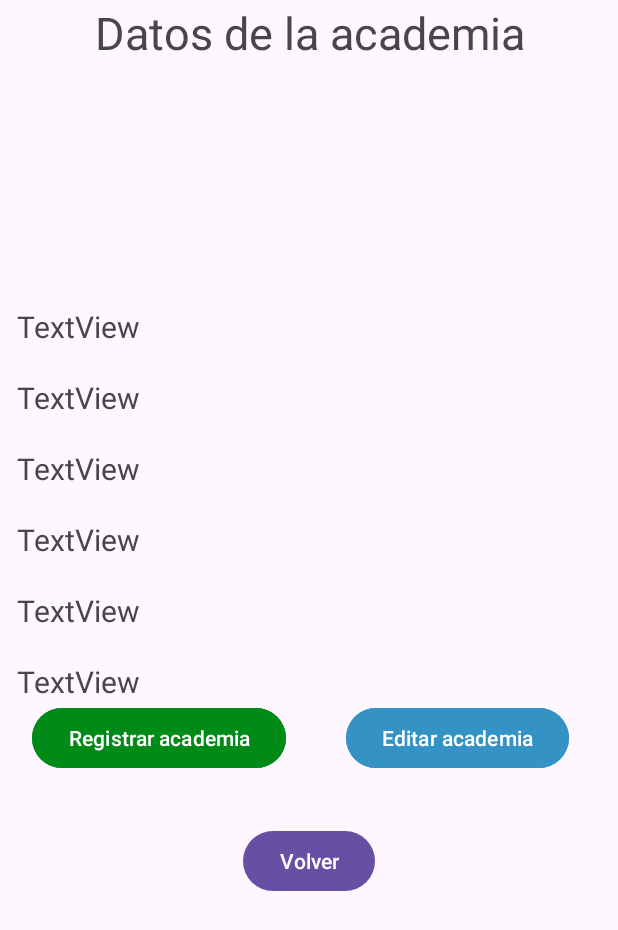
After one commit to claralcala/iAcademy1, an Android app: the AcademyDetailsActivity screen opened directly, with no data from a screen before it, on a phone screen of 412 x 824 dp. The commit adds this screen. Shown: the top 930 px of the screen. Run offline under Robolectric (Android 15) with nearby library versions, the phone set to English and light mode, and no system bars.

Commit message:
cambios: nuevas actividades y xml

```diff
--- /dev/null
+++ b/app/src/main/java/es/iescarrillo/iacademy1/activities/AcademyDetailsActivity.java
@@ -0,0 +1,16 @@
+package es.iescarrillo.iacademy1.activities;
+
+import androidx.appcompat.app.AppCompatActivity;
+
+import android.os.Bundle;
+
+import es.iescarrillo.iacademy1.R;
+
+public class AcademyDetailsActivity extends AppCompatActivity {
+
+    @Override
+    protected void onCreate(Bundle savedInstanceState) {
+        super.onCreate(savedInstanceState);
+        setContentView(R.layout.activity_academy_details);
+    }
+}
--- a/app/src/main/java/es/iescarrillo/iacademy1/daos/ManagerDAO.java
+++ b/app/src/main/java/es/iescarrillo/iacademy1/daos/ManagerDAO.java
@@ -9,6 +9,7 @@ import java.util.List;
 import java.util.Map;
 
 import es.iescarrillo.iacademy1.models.Academy;
+import es.iescarrillo.iacademy1.models.Course;
 import es.iescarrillo.iacademy1.models.Manager;
 
 
@@ -29,4 +30,9 @@ public interface ManagerDAO {
 
     @Query("SELECT * FROM manager m JOIN academy a on m.id=a.manager_id")
     Map<Manager,Academy> getManagerWithAcademyMap();
+
+    @Query("SELECT * FROM manager m JOIN academy a on m.id=a.manager_id JOIN course c on a.id=c.academy_id")
+    Map<Manager, List<Course>> getManagerWithCoursesMap();
+
+
 }
--- a/app/src/main/java/es/iescarrillo/iacademy1/services/ManagerService.java
+++ b/app/src/main/java/es/iescarrillo/iacademy1/services/ManagerService.java
@@ -8,6 +8,7 @@ import java.util.Map;
 import es.iescarrillo.iacademy1.daos.ManagerDAO;
 import es.iescarrillo.iacademy1.database.DatabaseHelper;
 import es.iescarrillo.iacademy1.models.Academy;
+import es.iescarrillo.iacademy1.models.Course;
 import es.iescarrillo.iacademy1.models.Manager;
 
 
@@ -43,4 +44,9 @@ public class ManagerService implements ManagerDAO {
     public Map<Manager, Academy> getManagerWithAcademyMap() {
         return managerDAO.getManagerWithAcademyMap();
     }
+
+    @Override
+    public Map<Manager, List<Course>> getManagerWithCoursesMap() {
+        return managerDAO.getManagerWithCoursesMap();
+    }
 }
--- /dev/null
+++ b/app/src/main/res/layout/activity_academy_details.xml
@@ -0,0 +1,151 @@
+<?xml version="1.0" encoding="utf-8"?>
+<androidx.constraintlayout.widget.ConstraintLayout xmlns:android="http://schemas.android.com/apk/res/android"
+    xmlns:app="http://schemas.android.com/apk/res-auto"
+    xmlns:tools="http://schemas.android.com/tools"
+    android:layout_width="match_parent"
+    android:layout_height="match_parent"
+    tools:context=".activities.AcademyDetailsActivity">
+
+    <LinearLayout
+        android:id="@+id/linearLayout8"
+        android:layout_width="0dp"
+        android:layout_height="0dp"
+        android:layout_marginStart="1dp"
+        android:layout_marginTop="1dp"
+        android:layout_marginEnd="1dp"
+        android:layout_marginBottom="1dp"
+        android:orientation="vertical"
+        app:layout_constraintBottom_toBottomOf="parent"
+        app:layout_constraintEnd_toEndOf="parent"
+        app:layout_constraintStart_toStartOf="parent"
+        app:layout_constraintTop_toTopOf="parent">
+
+
+        <TextView
+            android:id="@+id/tvTitle"
+            android:layout_width="match_parent"
+            android:layout_height="wrap_content"
+            android:gravity="center"
+            android:text="Datos de la academia"
+            android:textSize="30sp" />
+
+        <TextView
+            android:id="@+id/tvAcademyName"
+            android:layout_width="match_parent"
+            android:layout_height="wrap_content"
+            android:layout_marginLeft="10dp"
+            android:layout_marginTop="20dp"
+            android:text=""
+            android:textSize="20dp" />
+
+        <TextView
+            android:id="@+id/tvAcademyDescription"
+            android:layout_width="match_parent"
+            android:layout_height="wrap_content"
+            android:layout_marginLeft="10dp"
+            android:layout_marginTop="20dp"
+            android:text=""
+            android:textSize="20dp" />
+
+        <TextView
+            android:id="@+id/tvAcademyCountry"
+            android:layout_width="match_parent"
+            android:layout_height="wrap_content"
+            android:layout_marginLeft="10dp"
+            android:layout_marginTop="20dp"
+            android:text=""
+            android:textSize="20dp" />
+
+
+        <TextView
+            android:id="@+id/tvAcademyState"
+            android:layout_width="match_parent"
+            android:layout_height="wrap_content"
+            android:layout_marginLeft="10dp"
+            android:layout_marginTop="20dp"
+            android:text="TextView"
+            android:textSize="20dp" />
+
+        <TextView
+            android:id="@+id/tvAcademyCity"
+            android:layout_width="match_parent"
+            android:layout_height="wrap_content"
+            android:layout_marginLeft="10dp"
+            android:layout_marginTop="20dp"
+            android:text="TextView"
+            android:textSize="20dp" />
+
+
+        <TextView
+            android:id="@+id/tvAcademyAddress"
+            android:layout_width="match_parent"
+            android:layout_height="wrap_content"
+            android:layout_marginLeft="10dp"
+            android:layout_marginTop="20dp"
+            android:text="TextView"
+            android:textSize="20dp" />
+
+        <TextView
+            android:id="@+id/tvAcademyWeb"
+            android:layout_width="match_parent"
+            android:layout_height="wrap_content"
+            android:layout_marginLeft="10dp"
+            android:layout_marginTop="20dp"
+            android:text="TextView"
+            android:textSize="20dp" />
+
+
+        <TextView
+            android:id="@+id/tvAcademyEmail"
+            android:layout_width="match_parent"
+            android:layout_height="wrap_content"
+            android:layout_marginLeft="10dp"
+            android:layout_marginTop="20dp"
+            android:text="TextView"
+            android:textSize="20dp" />
+
+
+        <TextView
+            android:id="@+id/tvAcademyPhone"
+            android:layout_width="match_parent"
+            android:layout_height="wrap_content"
+            android:layout_marginLeft="10dp"
+            android:layout_marginTop="20dp"
+            android:text="TextView"
+            android:textSize="20dp" />
+
+        <LinearLayout
+            android:layout_width="match_parent"
+            android:layout_height="82dp"
+            android:orientation="horizontal">
+
+
+            <Button
+                android:id="@+id/btnRegisterAcademy"
+                android:layout_width="wrap_content"
+                android:layout_height="wrap_content"
+                android:layout_marginLeft="20dp"
+                android:backgroundTint="#008A17"
+                android:text="Registrar academia" />
+
+            <Button
+                android:id="@+id/btnEditAcademy"
+                android:layout_width="wrap_content"
+                android:layout_height="wrap_content"
+                android:layout_marginLeft="40dp"
+                android:backgroundTint="#3592C4"
+                android:text="Editar academia" />
+
+
+        </LinearLayout>
+
+
+        <Button
+            android:id="@+id/btnBack"
+            android:layout_width="wrap_content"
+            android:layout_height="wrap_content"
+            android:layout_gravity="center"
+            android:text="Volver" />
+
+    </LinearLayout>
+</androidx.constraintlayout.widget.ConstraintLayout>
```
Also changed, not shown: app/src/main/AndroidManifest.xml (+9 -0 lines), app/src/main/java/es/iescarrillo/iacademy1/activities/ManagerRegisterTeacherActivity.java (added, +16 -0 lines), app/src/main/java/es/iescarrillo/iacademy1/activities/TeacherDetailsActivity.java (added, +16 -0 lines), app/src/main/res/layout/activity_manager_register_teacher.xml (renamed from app/src/main/res/layout/activity_register_manager.xml, +25 -13 lines), app/src/main/res/layout/activity_teacher_details.xml (added, +117 -0 lines).
